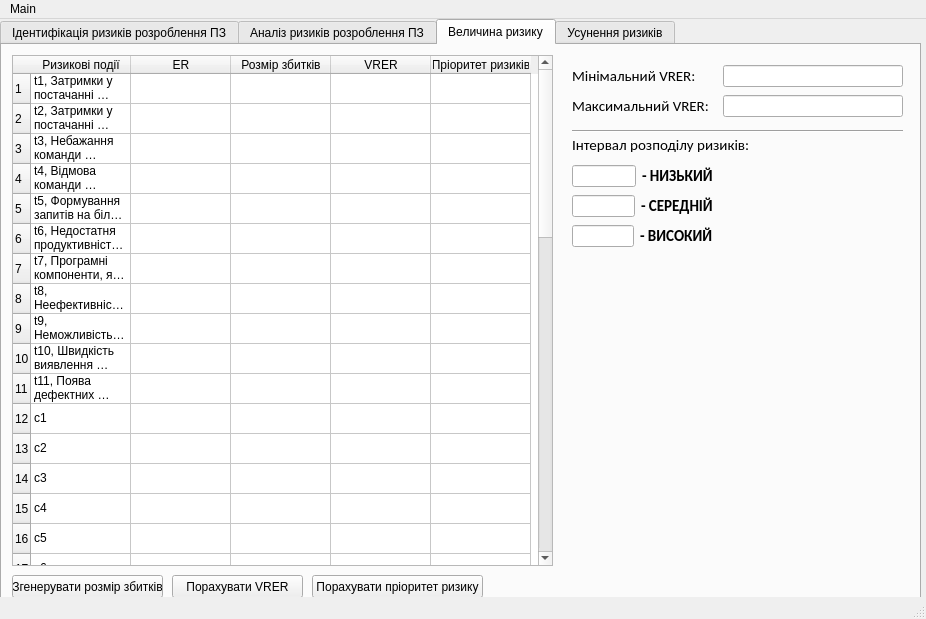
First picture: the form in main.ui, repository Spalletto/risk_management, before the edit.
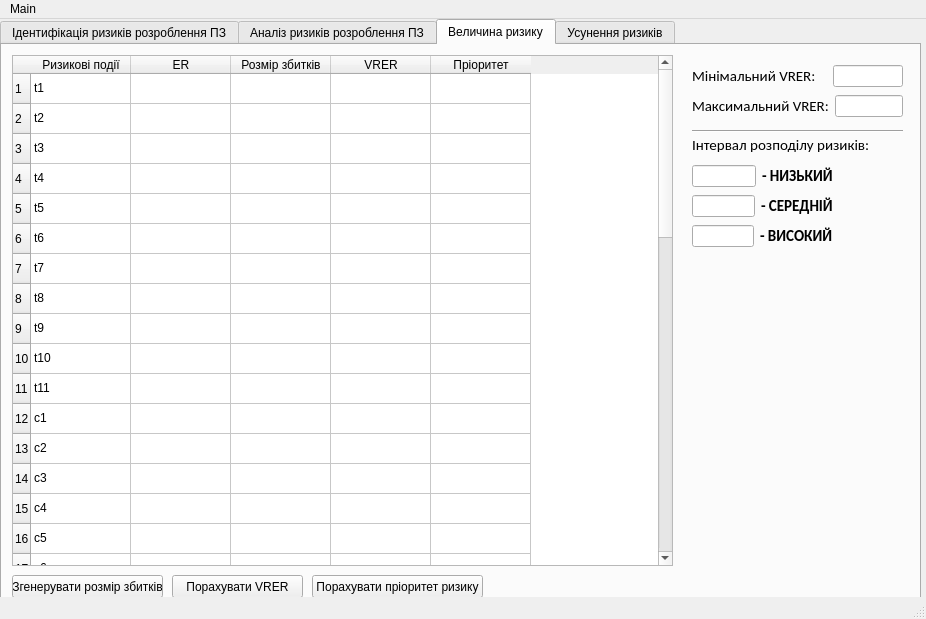
Second picture: the form after the edit. The open tabs and pages were chosen to show the change.

The edit to the form file:
```diff
--- a/main.ui
+++ b/main.ui
@@ -3668,7 +3668,7 @@
        <rect>
         <x>10</x>
         <y>10</y>
-        <width>541</width>
+        <width>661</width>
         <height>511</height>
        </rect>
       </property>
@@ -3924,62 +3924,62 @@
       </column>
       <column>
        <property name="text">
-        <string>Пріоритет ризиків</string>
+        <string>Пріоритет</string>
        </property>
       </column>
       <item row="0" column="0">
        <property name="text">
-        <string>t1, Затримки у постачанні обладнання, необхідного для підтримки процесу розроблення ПЗ</string>
+        <string>t1</string>
        </property>
       </item>
       <item row="1" column="0">
        <property name="text">
-        <string>t2, Затримки у постачанні інструментальних засобів, необхідних для підтримки процесу розроблення ПЗ</string>
+        <string>t2</string>
        </property>
       </item>
       <item row="2" column="0">
        <property name="text">
-        <string>t3, Небажання команди виконавців ПЗ використовувати інструментальні засоби для підтримки процесу розроблення ПЗ</string>
+        <string>t3</string>
        </property>
       </item>
       <item row="3" column="0">
        <property name="text">
-        <string>t4, Відмова команди виконавців від CASE-засобів розроблення ПЗ</string>
+        <string>t4</string>
        </property>
       </item>
       <item row="4" column="0">
        <property name="text">
-        <string>t5, Формування запитів на більш потужні \nінструментальні засоби розроблення ПЗ</string>
+        <string>t5</string>
        </property>
       </item>
       <item row="5" column="0">
        <property name="text">
-        <string>t6, Недостатня продуктивність баз(и) даних для підтримки процесу розроблення ПЗ</string>
+        <string>t6</string>
        </property>
       </item>
       <item row="6" column="0">
        <property name="text">
-        <string>t7, Програмні компоненти, які використовують повторно в ПЗ, мають дефекти та обмежені функціональні можливості</string>
+        <string>t7</string>
        </property>
       </item>
       <item row="7" column="0">
        <property name="text">
-        <string>t8, Неефективність програмного коду, згенерованого CASE-засобами розроблення ПЗ</string>
+        <string>t8</string>
        </property>
       </item>
       <item row="8" column="0">
        <property name="text">
-        <string>t9, Hеможливість інтеграції CASE-засобів з іншими інструментальними засобами для підтримки процесу розроблення ПЗ</string>
+        <string>t9</string>
        </property>
       </item>
       <item row="9" column="0">
        <property name="text">
-        <string>t10, Швидкість виявлення дефектів у програмному коді є\n нижчою від раніше запланованих термінів</string>
+        <string>t10</string>
        </property>
       </item>
       <item row="10" column="0">
        <property name="text">
-        <string>t11, Поява дефектних системних компонент, які \nвикористовують для розроблення ПЗ</string>
+        <string>t11</string>
        </property>
       </item>
       <item row="11" column="0">
@@ -4200,9 +4200,9 @@
      <widget class="QWidget" name="layoutWidget_19">
       <property name="geometry">
        <rect>
-        <x>570</x>
+        <x>690</x>
         <y>20</y>
-        <width>331</width>
+        <width>211</width>
         <height>22</height>
        </rect>
       </property>
@@ -4224,7 +4224,7 @@
         <widget class="QLineEdit" name="min_vrer_box">
          <property name="maximumSize">
           <size>
-           <width>180</width>
+           <width>70</width>
            <height>16777215</height>
           </size>
          </property>
@@ -4235,9 +4235,9 @@
      <widget class="QWidget" name="layoutWidget_20">
       <property name="geometry">
        <rect>
-        <x>570</x>
+        <x>690</x>
         <y>50</y>
-        <width>331</width>
+        <width>211</width>
         <height>22</height>
        </rect>
       </property>
@@ -4259,7 +4259,7 @@
         <widget class="QLineEdit" name="max_vrer_box">
          <property name="maximumSize">
           <size>
-           <width>180</width>
+           <width>70</width>
            <height>16777215</height>
           </size>
          </property>
@@ -4270,7 +4270,7 @@
      <widget class="QLabel" name="label_52">
       <property name="geometry">
        <rect>
-        <x>570</x>
+        <x>690</x>
         <y>90</y>
         <width>221</width>
         <height>20</height>
@@ -4289,9 +4289,9 @@
      <widget class="Line" name="line">
       <property name="geometry">
        <rect>
-        <x>570</x>
+        <x>690</x>
         <y>76</y>
-        <width>331</width>
+        <width>211</width>
         <height>20</height>
        </rect>
       </property>
@@ -4302,7 +4302,7 @@
      <widget class="QWidget" name="layoutWidget_21">
       <property name="geometry">
        <rect>
-        <x>570</x>
+        <x>690</x>
         <y>150</y>
         <width>141</width>
         <height>22</height>
@@ -4342,7 +4342,7 @@
      <widget class="QWidget" name="layoutWidget_22">
       <property name="geometry">
        <rect>
-        <x>570</x>
+        <x>690</x>
         <y>180</y>
         <width>141</width>
         <height>22</height>
@@ -4382,7 +4382,7 @@
      <widget class="QWidget" name="layoutWidget">
       <property name="geometry">
        <rect>
-        <x>570</x>
+        <x>690</x>
         <y>120</y>
         <width>141</width>
         <height>22</height>
```
Left out of the diff: 2 changed lines with no effect on the pictures.
